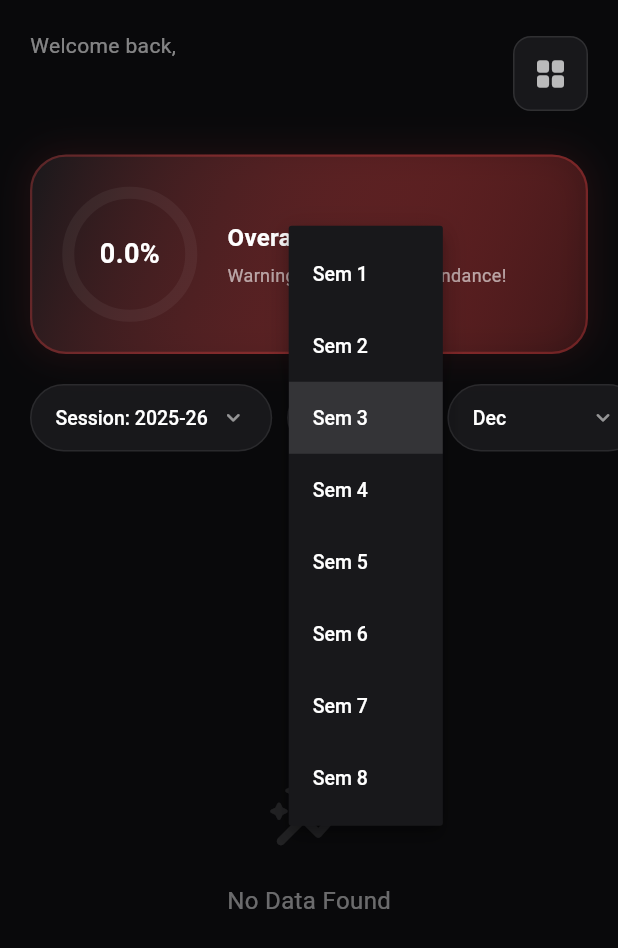
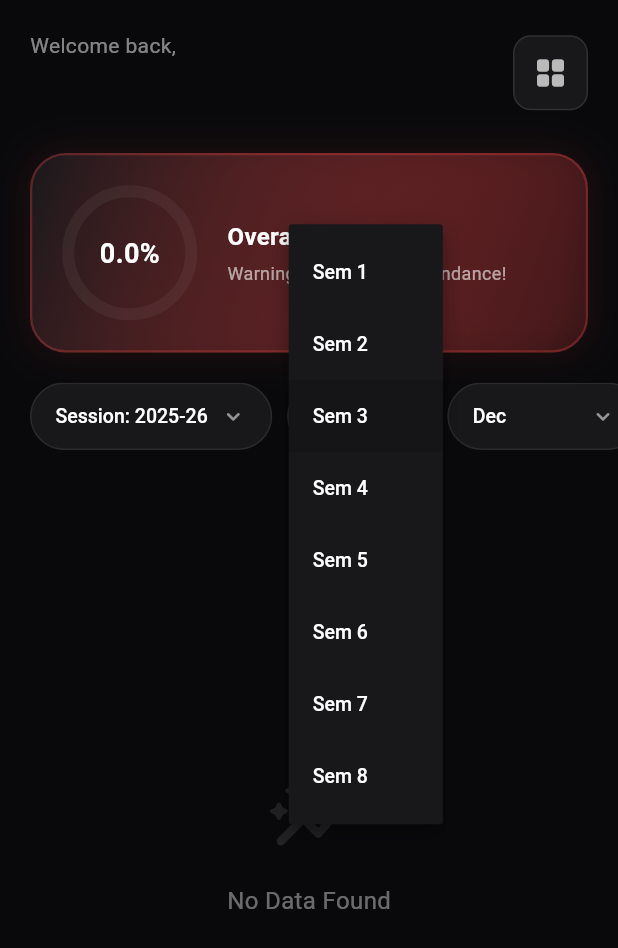
Before and after one commit to Abhinav-Sharmaaaa/College-Attendance-Client, a Flutter app: the DashboardScreen screen opened directly, after a tap on the "table chart" icon, after a tap on "Sem 3", on a phone screen of 412 x 824 dp. Shown: the top 948 px of the screen. Run offline on Flutter 3.47's test engine with Material 3 defaults, Android fonts, the phone set to English and light mode, and no system bars; drawn by our look-alikes of percent_indicator; our stand-ins replace flutter_secure_storage, shared_preferences, sqflite; missing offline and left inert: flutter_inappwebview; accounts and stored records are empty; network calls fail.

Commit message:
Apply Material 3 expressive theme and centralize ThemeData

```diff
--- a/lib/data/widgets/subject_card.dart
+++ b/lib/data/widgets/subject_card.dart
@@ -10,13 +10,13 @@
   Widget build(BuildContext context) {
     Color color =
         data.percentage < 75 ? Colors.redAccent : Colors.greenAccent;
-    return Container(
+    return Card(
       margin: const EdgeInsets.all(10),
+      elevation: 2,
+      shape: RoundedRectangleBorder(borderRadius: BorderRadius.circular(15)),
+      color: Theme.of(context).colorScheme.surfaceVariant.withOpacity(0.2),
+      child: Padding(
         padding: const EdgeInsets.all(15),
-      decoration: BoxDecoration(
-        color: Colors.white10,
-        borderRadius: BorderRadius.circular(15),
-      ),
         child: Row(
           children: [
             CircularPercentIndicator(
@@ -42,6 +42,7 @@
             ),
           ],
         ),
+      ),
     );
   }
 }
--- a/lib/main.dart
+++ b/lib/main.dart
@@ -2,6 +2,7 @@
 import 'package:flutter_inappwebview/flutter_inappwebview.dart';
 import 'data/screens/dashboard_screen.dart';
 import 'data/services/auth_interceptor.dart';
+import 'theme.dart';
 
 void main() {
   WidgetsFlutterBinding.ensureInitialized();
@@ -15,7 +16,7 @@
   Widget build(BuildContext context) {
     return MaterialApp(
       debugShowCheckedModeBanner: false,
-      theme: ThemeData.dark(),
+      theme: appTheme,
       home: const LoginPage(),
     );
   }
--- /dev/null
+++ b/lib/theme.dart
@@ -0,0 +1,43 @@
+import 'package:flutter/material.dart';
+
+// Centralized app theme using Material 3 expressive defaults.
+final ThemeData appTheme = ThemeData(
+  useMaterial3: true,
+  // Primary palette derived from a single seed color (indigo‑toned).
+  colorSchemeSeed: const Color(0xFF6750A4),
+  // Text styles following the expressive spec.
+  textTheme: const TextTheme(
+    displayLarge: TextStyle(
+      fontSize: 32,
+      fontWeight: FontWeight.bold,
+      letterSpacing: -0.5,
+    ),
+    headlineMedium: TextStyle(
+      fontSize: 24,
+      fontWeight: FontWeight.w600,
+    ),
+    titleMedium: TextStyle(
+      fontSize: 16,
+      fontWeight: FontWeight.w500,
+    ),
+    bodyLarge: TextStyle(
+      fontSize: 14,
+      height: 1.5,
+    ),
+    bodyMedium: TextStyle(
+      fontSize: 12,
+      height: 1.4,
+    ),
+  ),
+  // ElevatedButton that harmonizes with the seed palette.
+  elevatedButtonTheme: ElevatedButtonThemeData(
+    style: ElevatedButton.styleFrom(
+      foregroundColor: Colors.white,
+      backgroundColor: const Color(0xFF6750A4),
+      padding: EdgeInsets.symmetric(horizontal: 16, vertical: 12),
+      shape: RoundedRectangleBorder(
+        borderRadius: BorderRadius.all(Radius.circular(8)),
+      ),
+    ),
+  ),
+);
```
Lines whose indentation alone changed are shown as unchanged.
